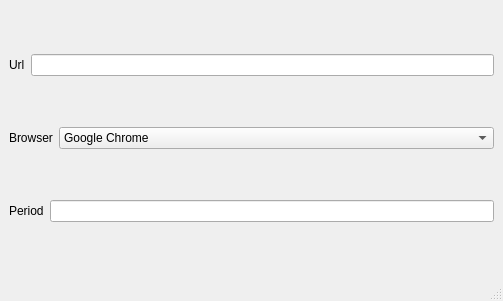
This is autorefresher.ui in EmadDeve20/auto_refresh as Qt 5 draws it before an edit. The edited form follows.
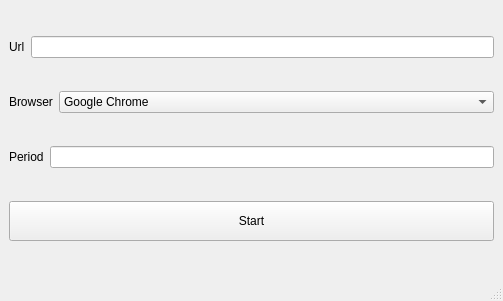
This is the edited form.

Commit message: add the start/stop Button

```diff
--- a/autorefresher.ui
+++ b/autorefresher.ui
@@ -91,6 +91,19 @@
       </item>
      </layout>
     </item>
+    <item>
+     <widget class="QPushButton" name="startBtn">
+      <property name="minimumSize">
+       <size>
+        <width>0</width>
+        <height>40</height>
+       </size>
+      </property>
+      <property name="text">
+       <string>Start</string>
+      </property>
+     </widget>
+    </item>
    </layout>
   </widget>
   <widget class="QStatusBar" name="statusbar"/>
```
